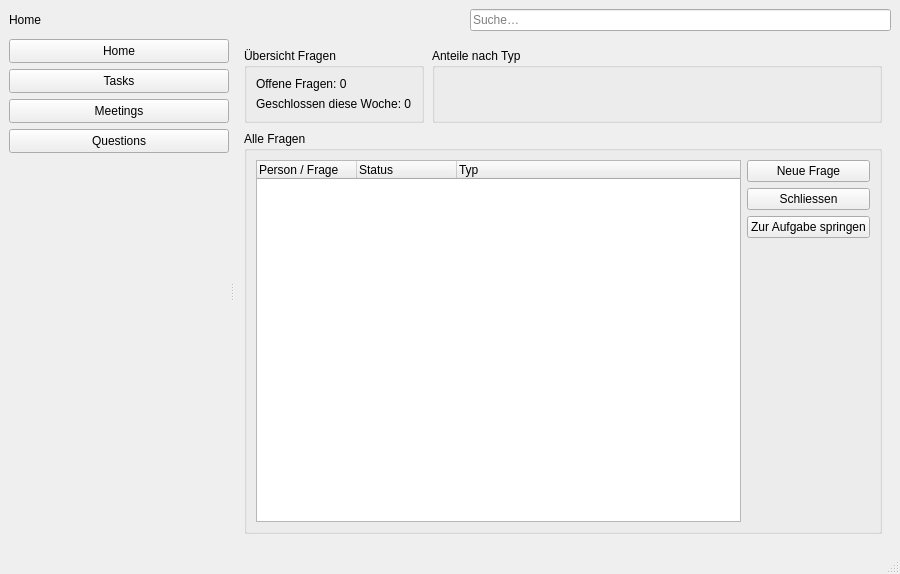
RiRaRobin/HeartliOffice, file ui/main_window.ui: the form before one commit.
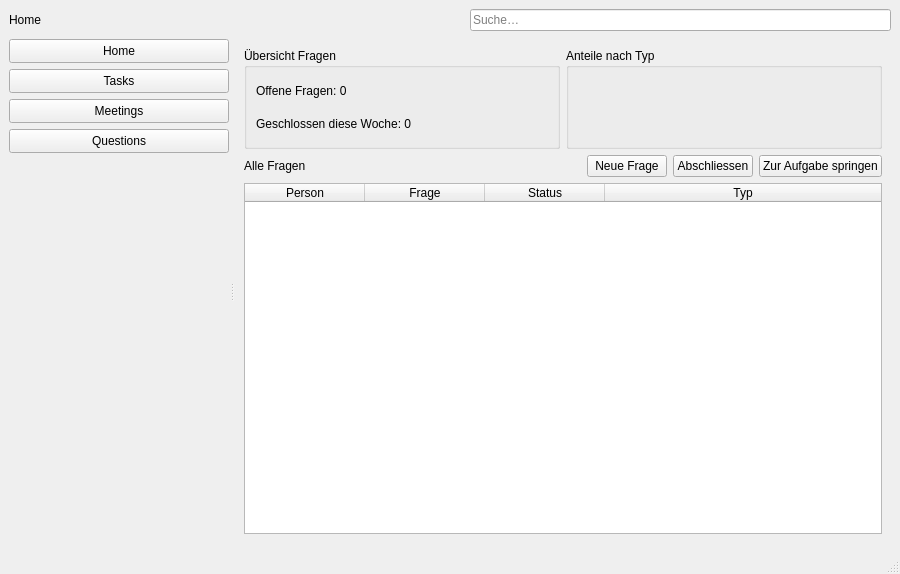
The form after the commit. The open tabs and pages were chosen to show the change.

Commit message: GUI anpassung in Fragen

The edit to the form file:
```diff
--- a/ui/main_window.ui
+++ b/ui/main_window.ui
@@ -718,133 +718,7 @@
            </layout>
           </widget>
           <widget class="QWidget" name="pageQuestions">
-           <layout class="QVBoxLayout" name="pageQuestions_vbox" stretch="0,1">
-            <property name="spacing">
-             <number>8</number>
-            </property>
-            <item>
-             <layout class="QGridLayout" name="q_top_grid">
-              <property name="spacing">
-               <number>8</number>
-              </property>
-              <item row="0" column="0">
-               <widget class="QGroupBox" name="boxQStats">
-                <property name="title">
-                 <string>Übersicht Fragen</string>
-                </property>
-                <layout class="QVBoxLayout" name="boxQStats_vbox">
-                 <item>
-                  <widget class="QLabel" name="lblQOpenCount">
-                   <property name="text">
-                    <string>Offene Fragen: 0</string>
-                   </property>
-                  </widget>
-                 </item>
-                 <item>
-                  <widget class="QLabel" name="lblQClosedWeek">
-                   <property name="text">
-                    <string>Geschlossen diese Woche: 0</string>
-                   </property>
-                  </widget>
-                 </item>
-                </layout>
-               </widget>
-              </item>
-              <item row="0" column="1">
-               <widget class="QGroupBox" name="boxQTypes">
-                <property name="title">
-                 <string>Anteile nach Typ</string>
-                </property>
-                <layout class="QVBoxLayout" name="boxQTypes_vbox">
-                 <item>
-                  <widget class="QWidget" name="chartQTypesHolder" native="true">
-                   <property name="sizePolicy">
-                    <sizepolicy hsizetype="Expanding" vsizetype="Expanding">
-                     <horstretch>0</horstretch>
-                     <verstretch>0</verstretch>
-                    </sizepolicy>
-                   </property>
-                  </widget>
-                 </item>
-                </layout>
-               </widget>
-              </item>
-             </layout>
-            </item>
-            <item>
-             <widget class="QGroupBox" name="boxQuestions">
-              <property name="title">
-               <string>Alle Fragen</string>
-              </property>
-              <layout class="QHBoxLayout" name="boxQuestions_hbox">
-               <item>
-                <widget class="QTreeWidget" name="treeQuestions">
-                 <property name="alternatingRowColors">
-                  <bool>true</bool>
-                 </property>
-                 <property name="headerHidden">
-                  <bool>false</bool>
-                 </property>
-                 <column>
-                  <property name="text">
-                   <string>Person / Frage</string>
-                  </property>
-                 </column>
-                 <column>
-                  <property name="text">
-                   <string>Status</string>
-                  </property>
-                 </column>
-                 <column>
-                  <property name="text">
-                   <string>Typ</string>
-                  </property>
-                 </column>
-                </widget>
-               </item>
-               <item>
-                <layout class="QVBoxLayout" name="q_actions_vbox">
-                 <item>
-                  <widget class="QPushButton" name="btnQNew">
-                   <property name="text">
-                    <string>Neue Frage</string>
-                   </property>
-                  </widget>
-                 </item>
-                 <item>
-                  <widget class="QPushButton" name="btnQClose">
-                   <property name="text">
-                    <string>Schliessen</string>
-                   </property>
-                  </widget>
-                 </item>
-                 <item>
-                  <widget class="QPushButton" name="btnQGoTask">
-                   <property name="text">
-                    <string>Zur Aufgabe springen</string>
-                   </property>
-                  </widget>
-                 </item>
-                 <item>
-                  <spacer name="sp_q_act">
-                   <property name="orientation">
-                    <enum>Qt::Orientation::Vertical</enum>
-                   </property>
-                   <property name="sizeHint" stdset="0">
-                    <size>
-                     <width>20</width>
-                     <height>40</height>
-                    </size>
-                   </property>
-                  </spacer>
-                 </item>
-                </layout>
-               </item>
-              </layout>
-             </widget>
-            </item>
-           </layout>
-          </widget>
+           <layout class="QVBoxLayout" name="q_page_vbox"><item><layout class="QHBoxLayout" name="q_top_bar"><item><widget class="QGroupBox" name="gbQSummary"><property name="title"><string>Übersicht Fragen</string></property><layout class="QVBoxLayout" name="q_sum_vbox"><item><widget class="QLabel" name="lblQOpen"><property name="text"><string>Offene Fragen: 0</string></property></widget></item><item><widget class="QLabel" name="lblQClosedWeek"><property name="text"><string>Geschlossen diese Woche: 0</string></property></widget></item></layout></widget></item><item><widget class="QGroupBox" name="gbQChart"><property name="title"><string>Anteile nach Typ</string></property><layout class="QVBoxLayout" name="q_chart_vbox"><item><widget class="QWidget" name="q_chart_placeholder"><property name="minimumSize"><size><width>200</width><height>60</height></size></property></widget></item></layout></widget></item></layout></item><item><layout class="QHBoxLayout" name="q_actions_bar"><item><widget class="QLabel" name="lblQAll"><property name="text"><string>Alle Fragen</string></property></widget></item><item><spacer name="q_actions_spacer"><property name="orientation"><enum>Qt::Horizontal</enum></property><property name="sizeHint"><size><width>40</width><height>20</height></size></property></spacer></item><item><widget class="QPushButton" name="btnQNew"><property name="text"><string>Neue Frage</string></property></widget></item><item><widget class="QPushButton" name="btnQClose"><property name="text"><string>Abschliessen</string></property></widget></item><item><widget class="QPushButton" name="btnQJumpToTask"><property name="text"><string>Zur Aufgabe springen</string></property></widget></item></layout></item><item><widget class="QTableWidget" name="tableQuestions"><property name="alternatingRowColors"><bool>true</bool></property><property name="selectionBehavior"><enum>QAbstractItemView::SelectRows</enum></property><property name="selectionMode"><enum>QAbstractItemView::SingleSelection</enum></property><property name="editTriggers"><set>QAbstractItemView::NoEditTriggers</set></property><property name="wordWrap"><bool>false</bool></property><property name="columnCount"><number>4</number></property><property name="rowCount"><number>0</number></property><column><property name="text"><string>Person</string></property></column><column><property name="text"><string>Frage</string></property></column><column><property name="text"><string>Status</string></property></column><column><property name="text"><string>Typ</string></property></column><attribute name="horizontalHeaderCascadingSectionResizes"><bool>false</bool></attribute><attribute name="horizontalHeaderDefaultSectionSize"><number>120</number></attribute><attribute name="horizontalHeaderMinimumSectionSize"><number>40</number></attribute><attribute name="horizontalHeaderStretchLastSection"><bool>true</bool></attribute><attribute name="verticalHeaderVisible"><bool>false</bool></attribute></widget></item></layout></widget>
          </widget>
         </item>
        </layout>
```
Left out of the diff: 8 changed lines with no effect on the pictures. The commit also changes 2 other files.
